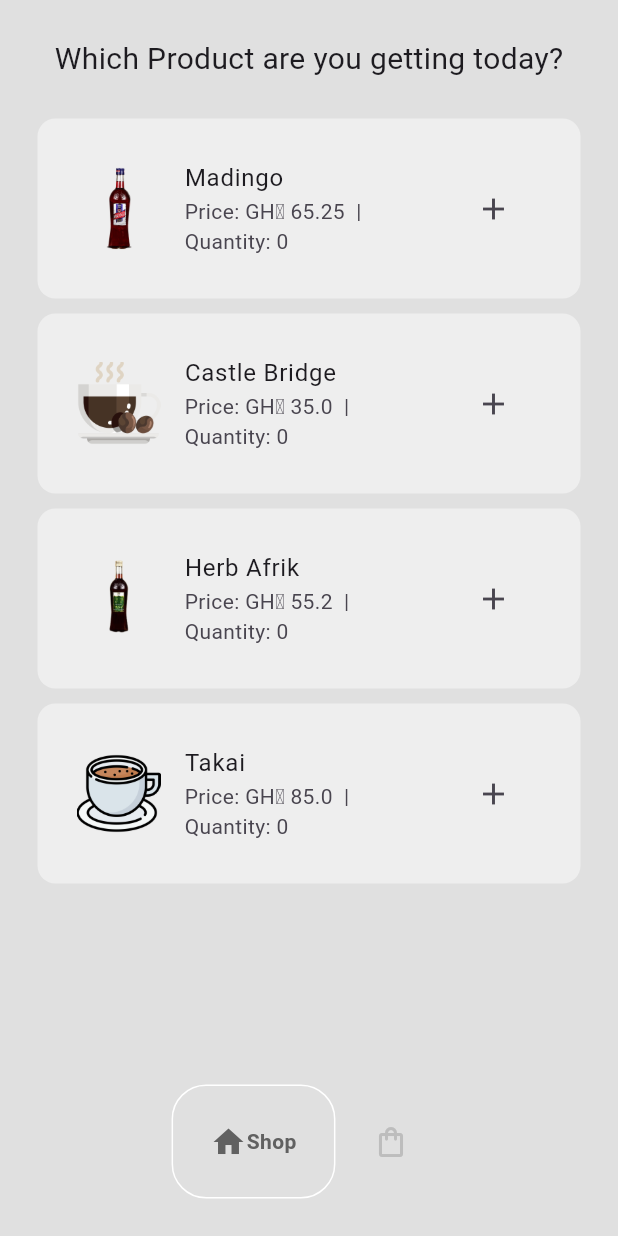
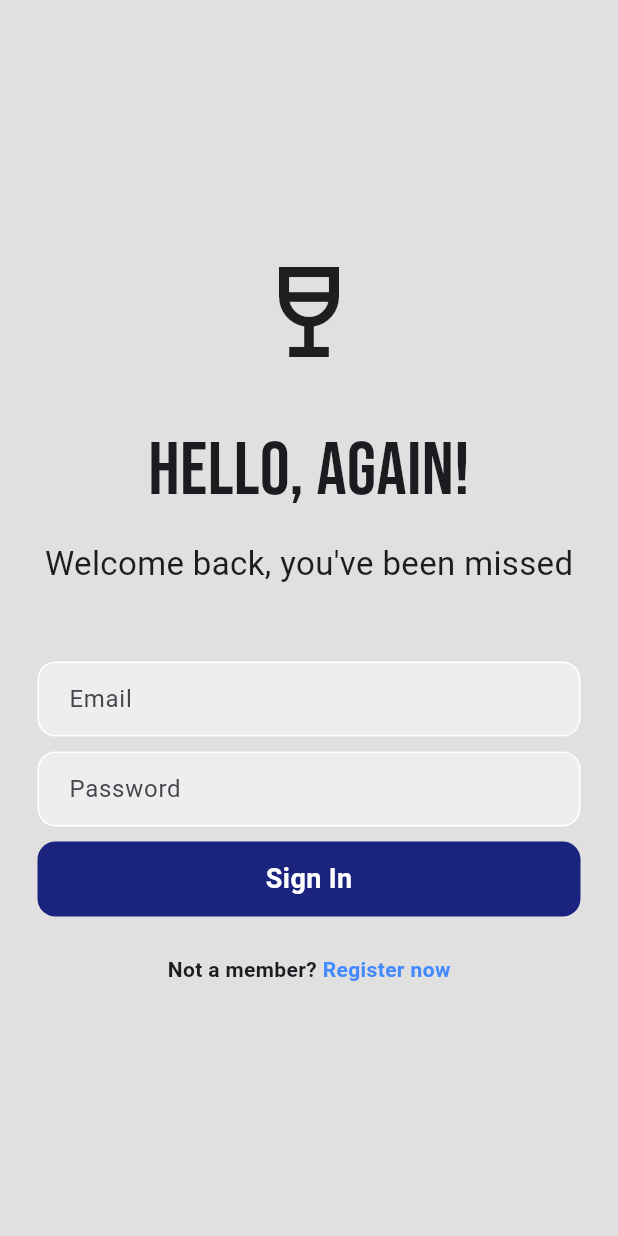
Before and after one commit to EmmanuelOyiti/coffee_app, a Flutter app: the screen it shows after launch, on a phone screen of 412 x 824 dp. Run offline on Flutter 3.47's test engine with Material 3 defaults, Android fonts, the light colour scheme and no system bars; drawn by our look-alikes of google_nav_bar; our stand-ins replace firebase_core, google_fonts, webview_flutter; accounts and stored records are empty.

Commit message:
firebase added, name changed from coffee_app to gihoc_mobile. Login Page added

```diff
--- a/lib/components/bottom_nav_bar.dart
+++ b/lib/components/bottom_nav_bar.dart
@@ -1,8 +1,8 @@
-import 'package:coffee_app/model/coffee_shop.dart';
+import 'package:gihoc_mobile/model/coffee_shop.dart';
 import 'package:flutter/material.dart';
 import 'package:google_nav_bar/google_nav_bar.dart';
 import 'package:provider/provider.dart';
-import 'package:coffee_app/model/coffee_shop.dart';
+import 'package:gihoc_mobile/model/coffee_shop.dart';
 
 class BottomNavBar extends StatelessWidget {
   void Function(int)? onTabChange;
--- a/lib/components/coffeeTiles.dart
+++ b/lib/components/coffeeTiles.dart
@@ -1,4 +1,4 @@
-import 'package:coffee_app/model/coffee.dart';
+import 'package:gihoc_mobile/model/coffee.dart';
 import 'package:flutter/material.dart';
 
 class CoffeeTile extends StatelessWidget {
@@ -20,7 +20,8 @@ class CoffeeTile extends StatelessWidget {
       padding: const EdgeInsets.symmetric(horizontal: 10, vertical: 20),
       child: ListTile(
         title: Text(coffee.name),
-        subtitle: Text('Price: \GH₵${coffee.price} | Quantity: ${coffee.quantity}'),
+        subtitle:
+            Text('Price: \GH₵${coffee.price} | Quantity: ${coffee.quantity}'),
         leading: Image.asset(coffee.imagePath),
         trailing: IconButton(
           icon: icon,
--- /dev/null
+++ b/lib/login_page.dart
@@ -0,0 +1,120 @@
+import 'package:flutter/material.dart';
+import 'package:google_fonts/google_fonts.dart';
+
+class LoginPage extends StatefulWidget {
+  const LoginPage({super.key});
+
+  @override
+  State<LoginPage> createState() => _LoginPageState();
+}
+
+class _LoginPageState extends State<LoginPage> {
+  @override
+  Widget build(BuildContext context) {
+    return Scaffold(
+      backgroundColor: Colors.grey[300],
+      body: SafeArea(
+          child: Center(
+        child: Column(
+          mainAxisAlignment: MainAxisAlignment.center,
+          children: [
+            Icon(Icons.wine_bar_outlined,
+            size: 80,),
+             SizedBox(
+              height: 30,
+            ),
+            Text(
+              "Hello, Again!",
+              style: GoogleFonts.bebasNeue(fontSize: 50,),
+            ),
+            SizedBox(
+              height: 10,
+            ),
+            Text("Welcome back, you\'ve been missed",
+                style: TextStyle(
+                  fontSize: 22,
+                )),
+            SizedBox(
+              height: 50,
+            ),
+            Padding(
+              padding: const EdgeInsets.symmetric(horizontal: 25.0),
+              child: Container(
+                decoration: BoxDecoration(
+                  color: Colors.grey[200],
+                  border: Border.all(color: Colors.white),
+                  borderRadius: BorderRadius.circular(12),
+                ),
+                child: Padding(
+                  padding: const EdgeInsets.only(left: 20.0),
+                  child: TextField(
+                    decoration: InputDecoration(
+                        border: InputBorder.none, hintText: "Email"),
+                  ),
+                ),
+              ),
+            ),
+            SizedBox(
+              height: 10,
+            ),
+            Padding(
+              padding: const EdgeInsets.symmetric(horizontal: 25.0),
+              child: Container(
+                decoration: BoxDecoration(
+                  color: Colors.grey[200],
+                  border: Border.all(color: Colors.white),
+                  borderRadius: BorderRadius.circular(12),
+                ),
+                child: Padding(
+                  padding: const EdgeInsets.only(left: 20.0),
+                  child: TextField(
+                    obscureText: true,
+                    decoration: InputDecoration(
+                        border: InputBorder.none, hintText: "Password"),
+                  ),
+                ),
+              ),
+            ),
+            SizedBox(
+              height: 10,
+            ),
+            Padding(
+              padding: const EdgeInsets.symmetric(horizontal: 25.0),
+              child: Container(
+                padding: EdgeInsets.all(12),
+                decoration: BoxDecoration(
+                    color: Colors.indigo[900],
+                    borderRadius: BorderRadius.circular(12)),
+                child: Center(
+                  child: Text(
+                    "Sign In",
+                    style: TextStyle(
+                        color: Colors.white,
+                        fontWeight: FontWeight.bold,
+                        fontSize: 18),
+                  ),
+                ),
+              ),
+            ),
+               SizedBox(
+              height: 25,
+            ),
+
+            Row(
+              mainAxisAlignment: MainAxisAlignment.center,
+              children: [
+                Text("Not a member?", style: TextStyle(
+                  fontWeight: FontWeight.bold
+                ),),
+                Text(" Register now", style: TextStyle(
+                  color: Colors.blueAccent,
+                  fontWeight: FontWeight.bold
+                ),)
+              ],
+            )
+          ],
+        ),
+      )),
+    );
+  }
+}
--- a/lib/main.dart
+++ b/lib/main.dart
@@ -1,9 +1,18 @@
-import 'package:coffee_app/model/coffee_shop.dart';
+import 'package:gihoc_mobile/login_page.dart';
+import 'package:gihoc_mobile/model/coffee_shop.dart';
 import 'package:flutter/material.dart';
 import 'package:provider/provider.dart';
 import 'homepage.dart';
+import 'package:firebase_core/firebase_core.dart';
+import 'firebase_options.dart';
 
-void main() {
+
+
+Future<void> main() async {
+  WidgetsFlutterBinding.ensureInitialized();
+  await Firebase.initializeApp(
+    options: DefaultFirebaseOptions.currentPlatform,
+);
   runApp(const MyApp());
 }
 
@@ -14,11 +23,11 @@ class MyApp extends StatelessWidget {
   @override
   Widget build(BuildContext context) {
     return ChangeNotifierProvider(
-      create: (context) => CoffeeShop(),
-      builder: (context, child) => const MaterialApp(
-        debugShowCheckedModeBanner: false,
-        home: HomePage(),
-      )
-    );
+        create: (context) => CoffeeShop(),
+        builder: (context, child) => const MaterialApp(
+              debugShowCheckedModeBanner: false,
+              home: LoginPage(),
+              // HomePage(),
+            ));
   }
 }
--- a/lib/model/coffee_shop.dart
+++ b/lib/model/coffee_shop.dart
@@ -6,17 +6,26 @@ class CoffeeShop extends ChangeNotifier {
   //coffee menu
   final List<Coffee> _shop = [
     Coffee(
+        name: "Takai", price: " 85.0 ", imagePath: "assets/images/takai.png"),
+    Coffee(
         name: "Madingo", price: " 65.25 ", imagePath: "assets/images/Madingo.png"),
     Coffee(
-        name: "Castle Bridge",
-        price: " 35.0 ",
-        imagePath: "assets/images/expresso.png"),
-    Coffee(
-        name: "Herb Afrik",
-        price: " 55.2 ",
+        name: "Herb-Afrik Premium",
+        price: " 65.2 ",
         imagePath: "assets/images/afrikPremium.png"),
     Coffee(
-        name: "Takai", price: " 85.0 ", imagePath: "assets/images/coffee-mug.png"),
+        name: "Apet Premium",
+        price: " 65.2 ",
+        imagePath: "assets/images/apetPremium.png"),
+    Coffee(
+        name: "Meridian",
+        price: " 5.0 ",
+        imagePath: "assets/images/water.png"),
+    Coffee(
+        name: "Apet Gin",
+        price: " 45.2 ",
+        imagePath: "assets/images/apetGin.png"),
+
   ];
 
   //user cart
--- a/lib/pages/shopPage.dart
+++ b/lib/pages/shopPage.dart
@@ -1,6 +1,6 @@
-import 'package:coffee_app/components/coffeeTiles.dart';
-import 'package:coffee_app/model/coffee.dart';
-import 'package:coffee_app/model/coffee_shop.dart';
+import 'package:gihoc_mobile/components/coffeeTiles.dart';
+import 'package:gihoc_mobile/model/coffee.dart';
+import 'package:gihoc_mobile/model/coffee_shop.dart';
 import 'package:flutter/material.dart';
 import 'package:provider/provider.dart';
 
--- a/lib/payment/paymentHome.dart
+++ b/lib/payment/paymentHome.dart
@@ -1,4 +1,4 @@
-import 'package:coffee_app/payment/paymentPage.dart';
+import 'package:gihoc_mobile/payment/paymentPage.dart';
 import 'package:flutter/material.dart';
 
 class PaymentPageHome extends StatefulWidget {
--- a/pubspec.yaml
+++ b/pubspec.yaml
@@ -1,4 +1,4 @@
-name: coffee_app
+name: gihoc_mobile
 description: A new Flutter project.
 
 # The following line prevents the package from being accidentally published to
@@ -36,10 +36,13 @@ dependencies:
   # The following adds the Cupertino Icons font to your application.
   # Use with the CupertinoIcons class for iOS style icons.
   cupertino_icons: ^1.0.2
+  google_fonts:
   google_nav_bar: ^5.0.6
   provider:
   http: ^1.1.0
   webview_flutter: ^4.4.3
+  firebase_core: ^2.24.2
+  firebase_auth: ^4.16.0
 
 dev_dependencies:
   flutter_test:
```
Also changed, not shown: lib/checkout.dart (+19 -8 lines), lib/homepage.dart (+8 -8 lines), lib/pages/cartPage.dart (+7 -5 lines), lib/payment/paymentPage.dart (+3 -4 lines), assets/images/takai.png (added), lib/firebase_options.dart (added), pubspec.lock, 26 other files.
